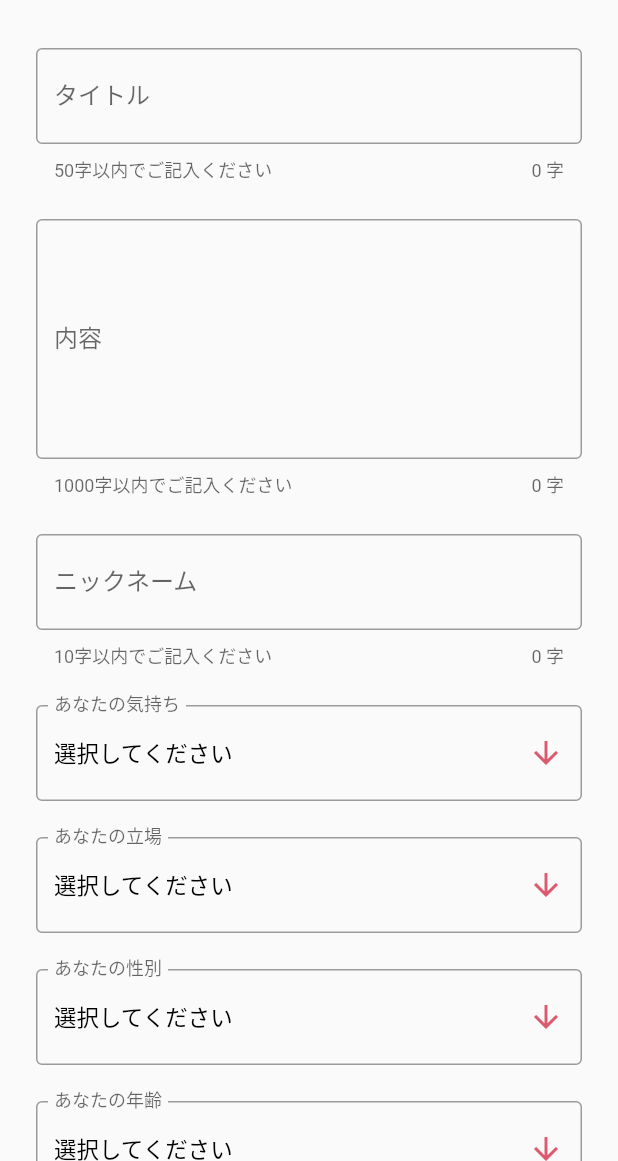
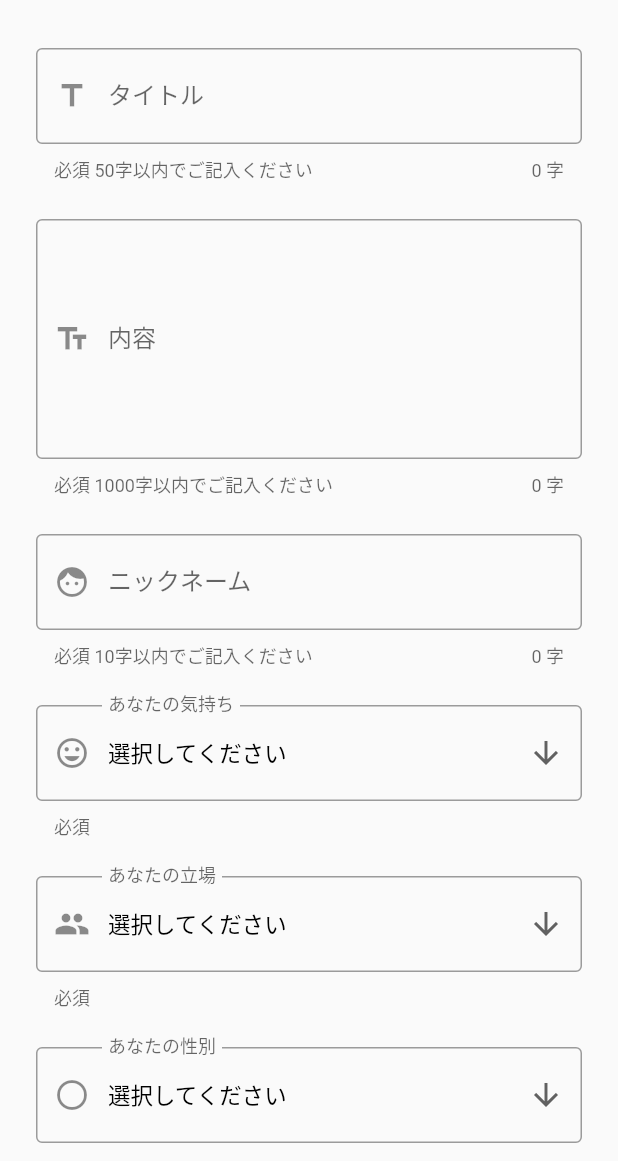
Before and after one commit to KyoheiNakamura/kakikomi_keijiban, a Flutter app: the screen it shows after launch, after a tap on "投稿する", on a phone screen of 412 x 824 dp, the part 75-1236 px from its top. Run offline on Flutter 3.47's test engine with Material 2 defaults, Android fonts, the phone set to English and light mode, and no system bars; our stand-ins replace cloud_firestore, firebase_core; accounts and stored records are empty; Roboto replaces fonts that are missing (GenShinGothic).

Commit message:
updatePostとdeletePostを実装した。

```diff
--- a/lib/add_post/add_post_model.dart
+++ b/lib/add_post/add_post_model.dart
@@ -1,72 +1,50 @@
 import 'package:cloud_firestore/cloud_firestore.dart';
 import 'package:flutter/material.dart';
+import 'package:kakikomi_keijiban/constants.dart';
 import 'package:kakikomi_keijiban/post.dart';
 
 class AddPostModel extends ChangeNotifier {
   final _firestore = FirebaseFirestore.instance;
 
-  String _titleValue = '';
-  String get titleValue => _titleValue;
-
-  String _contentValue = '';
-  String get contentValue => _contentValue;
-
-  String _nicknameValue = '';
-  String get nicknameValue => _nicknameValue;
-
-  String _genderDropdownValue = '選択してください';
-  String get genderDropdownValue => _genderDropdownValue;
-
-  String _emotionDropdownValue = '選択してください';
-  String get emotionDropdownValue => _emotionDropdownValue;
-
-  String _ageDropdownValue = '選択してください';
-  String get ageDropdownValue => _ageDropdownValue;
-
-  String _positionDropdownValue = '選択してください';
-  String get positionDropdownValue => _positionDropdownValue;
-
-  String _areaDropdownValue = '選択してください';
-  String get areaDropdownValue => _areaDropdownValue;
+  String titleValue = '';
+  String contentValue = '';
+  String nicknameValue = '';
+  String genderDropdownValue = pleaseSelect;
+  String emotionDropdownValue = pleaseSelect;
+  String ageDropdownValue = pleaseSelect;
+  String positionDropdownValue = pleaseSelect;
+  String areaDropdownValue = pleaseSelect;
 
   void getTitleValue(String? inputtedValue) {
-    _titleValue = inputtedValue!;
-    notifyListeners();
+    titleValue = inputtedValue!;
   }
 
   void getContentValue(String? inputtedValue) {
-    _contentValue = inputtedValue!;
-    notifyListeners();
+    contentValue = inputtedValue!;
   }
 
   void getNicknameValue(String? inputtedValue) {
-    _nicknameValue = inputtedValue!;
-    notifyListeners();
+    nicknameValue = inputtedValue!;
   }
 
   void selectGenderDropdownValue(String? selectedValue) {
-    _genderDropdownValue = selectedValue!;
-    notifyListeners();
+    genderDropdownValue = selectedValue!;
   }
 
   void selectEmotionDropdownValue(String? selectedValue) {
-    _emotionDropdownValue = selectedValue!;
-    notifyListeners();
+    emotionDropdownValue = selectedValue!;
   }
 
   void selectAgeDropdownValue(String? selectedValue) {
-    _ageDropdownValue = selectedValue!;
-    notifyListeners();
+    ageDropdownValue = selectedValue!;
   }
 
   void selectPositionDropdownValue(String? selectedValue) {
-    _positionDropdownValue = selectedValue!;
-    notifyListeners();
+    positionDropdownValue = selectedValue!;
   }
 
   void selectAreaDropdownValue(String? selectedValue) {
-    _areaDropdownValue = selectedValue!;
-    notifyListeners();
+    areaDropdownValue = selectedValue!;
   }
 
   Future<void> addPost() async {
@@ -75,20 +53,29 @@ class AddPostModel extends ChangeNotifier {
       'title': titleValue,
       'textBody': contentValue,
       'nickname': nicknameValue,
-      'gender': _genderDropdownValue,
-      'emotion': _emotionDropdownValue,
-      'age': _ageDropdownValue,
-      'position': _positionDropdownValue,
-      'area': _areaDropdownValue,
+      'gender': genderDropdownValue,
+      'emotion': emotionDropdownValue,
+      'age': ageDropdownValue,
+      'position': positionDropdownValue,
+      'area': areaDropdownValue,
       'createdAt': Timestamp.now(),
     });
   }
 
-//   Future<void> updatePost(Post post) async {
-//     final collection = _firestore.collection('posts');
-//     await collection.doc(post.id).update({'title': post.title});
-//     notifyListeners();
-//   }
+  Future<void> updatePost(Post post) async {
+    final collection = _firestore.collection('posts');
+    await collection.doc(post.id).update({
+      'title': titleValue,
+      'textBody': contentValue,
+      'nickname': nicknameValue,
+      'gender': genderDropdownValue,
+      'emotion': emotionDropdownValue,
+      'age': ageDropdownValue,
+      'position': positionDropdownValue,
+      'area': areaDropdownValue,
+      'updatedAt': Timestamp.now(),
+    });
+  }
 //
 //   Future<void> deletePost(Post post) async {
 //     final collection = _firestore.collection('posts');
--- a/lib/add_post/add_post_page.dart
+++ b/lib/add_post/add_post_page.dart
@@ -1,10 +1,13 @@
 import 'package:flutter/material.dart';
 import 'package:kakikomi_keijiban/add_post/add_post_model.dart';
 import 'package:kakikomi_keijiban/constants.dart';
-import 'package:kakikomi_keijiban/enum.dart';
+import 'package:kakikomi_keijiban/post.dart';
 import 'package:provider/provider.dart';
 
 class AddPostPage extends StatelessWidget {
+  AddPostPage({this.existingPost});
+
+  final Post? existingPost;
   final _formKey = GlobalKey<FormState>();
 
   final _contentFocusNode = FocusNode();
@@ -18,6 +21,7 @@ class AddPostPage extends StatelessWidget {
 
   @override
   Widget build(BuildContext context) {
+    final bool isPostExisting = existingPost != null;
     return ChangeNotifierProvider<AddPostModel>(
       create: (context) => AddPostModel(),
       child: Scaffold(
@@ -61,7 +65,11 @@ class AddPostPage extends StatelessWidget {
                   child: Column(
                     crossAxisAlignment: CrossAxisAlignment.stretch,
                     children: [
+                      // title
                       TextFormField(
+                        initialValue: isPostExisting
+                            ? model.titleValue = existingPost!.title
+                            : null,
                         validator: (value) {
                           if (value == null || value.isEmpty) {
                             return 'タイトルを入力してください';
@@ -70,6 +78,7 @@ class AddPostPage extends StatelessWidget {
                           }
                           return null;
                         },
+                        // maxLength: 50,
                         maxLines: null,
                         // autofocus: true,
                         onFieldSubmitted: (_) {
@@ -81,16 +90,24 @@ class AddPostPage extends StatelessWidget {
                         },
                         decoration: InputDecoration(
                           border: OutlineInputBorder(),
+                          prefixIcon: Icon(Icons.title),
                           labelText: 'タイトル',
                           hintText: '大人の発達障害とグレーゾーンについて',
-                          helperText: '50字以内でご記入ください',
-                          counterText: '${model.titleValue.length} 字',
+                          helperText: '必須 50字以内でご記入ください',
+                          // helperStyle: TextStyle(color: kDarkPink),
+                          counterText: isPostExisting
+                              ? '${existingPost!.title.length} 字'
+                              : '${model.titleValue.length} 字',
                         ),
                       ),
                       SizedBox(
                         height: 24.0,
                       ),
+                      // content
                       TextFormField(
+                        initialValue: isPostExisting
+                            ? model.contentValue = existingPost!.textBody
+                            : null,
                         validator: (value) {
                           if (value == null || value.isEmpty) {
                             return '内容を入力してください';
@@ -99,8 +116,9 @@ class AddPostPage extends StatelessWidget {
                           }
                           return null;
                         },
+                        // maxLength: 1000,
+                        maxLines: null,
                         keyboardType: TextInputType.multiline,
-                        maxLines: null,
                         focusNode: _contentFocusNode,
                         onFieldSubmitted: (_) {
                           FocusScope.of(context)
@@ -111,17 +129,25 @@ class AddPostPage extends StatelessWidget {
                         },
                         decoration: InputDecoration(
                           border: OutlineInputBorder(),
+                          prefixIcon: Icon(Icons.text_fields),
                           labelText: '内容',
                           hintText:
                               '自分が大人の発達障害ではないかと疑っているのですが、特徴の濃淡がはっきりせずグレーゾーンに思われるため、確信が持てないのと、親へどう話せばいいかわからず、診断に踏み切れていません。',
-                          helperText: '1000字以内でご記入ください',
-                          counterText: '${model.contentValue.length} 字',
+                          helperText: '必須 1000字以内でご記入ください',
+                          // helperStyle: TextStyle(color: kDarkPink),
+                          counterText: isPostExisting
+                              ? '${existingPost!.textBody.length} 字'
+                              : '${model.contentValue.length} 字',
                         ),
                       ),
                       SizedBox(
                         height: 24.0,
                       ),
+                      // nickname
                       TextFormField(
+                        initialValue: isPostExisting
+                            ? model.nicknameValue = existingPost!.nickname
+                            : null,
                         validator: (value) {
                           if (value == null || value.isEmpty) {
                             return 'ニックネームを入力してください';
@@ -140,47 +166,52 @@ class AddPostPage extends StatelessWidget {
                         },
                         decoration: InputDecoration(
                           border: OutlineInputBorder(),
+                          prefixIcon: Icon(Icons.face),
                           labelText: 'ニックネーム',
-                          hintText: 'センシティ部',
-                          helperText: '10字以内でご記入ください',
-                          counterText: '${model.nicknameValue.length} 字',
+                          hintText: 'ムセンシティ部',
+                          helperText: '必須 10字以内でご記入ください',
+                          // helperStyle: TextStyle(color: kDarkPink),
+                          counterText: isPostExisting
+                              ? '${existingPost!.nickname.length} 字'
+                              : '${model.nicknameValue.length} 字',
                         ),
                       ),
                       SizedBox(
                         height: 24.0,
                       ),
+                      // emotion
                       DropdownButtonFormField(
+                        validator: (value) {
+                          if (value == pleaseSelect) {
+                            return 'あなたの気持ちを選択してください';
+                          }
+                          return null;
+                        },
                         focusNode: _emotionFocusNode,
                         focusColor: Colors.pink[50],
-                        value: model.emotionDropdownValue,
+                        value: isPostExisting
+                            ? model.emotionDropdownValue = existingPost!.emotion
+                            : model.emotionDropdownValue,
                         icon: Icon(
                           Icons.arrow_downward,
-                          color: kDarkPink,
+                          // color: kDarkPink,
                         ),
                         iconSize: 24,
                         elevation: 1,
                         style: TextStyle(color: Colors.black, fontSize: 15.0),
                         decoration: InputDecoration(
+                          border: OutlineInputBorder(),
+                          prefixIcon: Icon(Icons.mood),
                           labelText: 'あなたの気持ち',
-                          border: OutlineInputBorder(),
+                          helperText: '必須',
+                          // helperStyle: TextStyle(color: kDarkPink),
                         ),
                         onChanged: (String? selectedValue) {
                           model.selectEmotionDropdownValue(selectedValue);
                           FocusScope.of(context)
                               .requestFocus(_positionFocusNode);
                         },
-                        items: <String>[
-                          '選択してください',
-                          '相談',
-                          '疑問',
-                          '提案',
-                          '悩み',
-                          'エール',
-                          'うれしい',
-                          'かなしい',
-                          'つらい',
-                          '呼びかけ'
-                        ].map<DropdownMenuItem<String>>((String value) {
+                        items: emotionList.map((String value) {
                           return DropdownMenuItem<String>(
                             value: value,
                             child: Text(value),
@@ -190,35 +221,38 @@ class AddPostPage extends StatelessWidget {
                       SizedBox(
                         height: 24.0,
                       ),
+                      // position
                       DropdownButtonFormField(
+                        validator: (value) {
+                          if (value == pleaseSelect) {
+                            return 'あなたの立場を選択してください';
+                          }
+                          return null;
+                        },
                         focusNode: _positionFocusNode,
                         focusColor: Colors.pink[50],
-                        value: model.positionDropdownValue,
+                        value: isPostExisting
+                            ? model.positionDropdownValue =
+                                existingPost!.position
+                            : model.positionDropdownValue,
                         icon: Icon(
                           Icons.arrow_downward,
-                          color: kDarkPink,
+                          // color: kDarkPink,
                         ),
                         iconSize: 24,
                         elevation: 1,
                         style: TextStyle(color: Colors.black, fontSize: 15.0),
                         decoration: InputDecoration(
+                          border: OutlineInputBorder(),
                           labelText: 'あなたの立場',
-                          border: OutlineInputBorder(),
+                          helperText: '必須',
+                          prefixIcon: Icon(Icons.group),
                         ),
                         onChanged: (String? selectedValue) {
                           model.selectPositionDropdownValue(selectedValue);
                           FocusScope.of(context).requestFocus(_genderFocusNode);
                         },
-                        items: <String>[
-                          '選択してください',
-                          '当事者',
-                          '配偶者',
-                          '親',
-                          '子ども',
-                          '親戚',
-                          '友達',
-                          '同僚'
-                        ].map<DropdownMenuItem<String>>((String value) {
+                        items: positionList.map((String value) {
                           return DropdownMenuItem<String>(
                             value: value,
                             child: Text(value),
@@ -228,26 +262,30 @@ class AddPostPage extends StatelessWidget {
                       SizedBox(
                         height: 24.0,
                       ),
+                      // gender
                       DropdownButtonFormField(
                         focusNode: _genderFocusNode,
                         focusColor: Colors.pink[50],
-                        value: model.genderDropdownValue,
+                        value: isPostExisting && existingPost!.gender.isNotEmpty
+                            ? model.genderDropdownValue = existingPost!.gender
+                            : model.genderDropdownValue,
                         icon: Icon(
                           Icons.arrow_downward,
-                          color: kDarkPink,
+                          // color: kDarkPink,
                         ),
                         iconSize: 24,
                         elevation: 1,
                         style: TextStyle(color: Colors.black, fontSize: 15.0),
                         decoration: InputDecoration(
+                          border: OutlineInputBorder(),
                           labelText: 'あなたの性別',
-                          border: OutlineInputBorder(),
+                          prefixIcon: Icon(Icons.lens_outlined),
                         ),
                         onChanged: (String? selectedValue) {
                           model.selectGenderDropdownValue(selectedValue);
                           FocusScope.of(context).requestFocus(_ageFocusNode);
                         },
-                        items: <String>['選択してください', '男性', '女性', '選択しない']
+                        items: <String>[pleaseSelect, '男性', '女性', doNotSelect]
                             .map<DropdownMenuItem<String>>((String value) {
                           return DropdownMenuItem<String>(
                             value: value,
@@ -258,36 +296,30 @@ class AddPostPage extends StatelessWidget {
                       SizedBox(
                         height: 24.0,
                       ),
+                      // age
                       DropdownButtonFormField(
                         focusNode: _ageFocusNode,
                         focusColor: Colors.pink[50],
-                        value: model.ageDropdownValue,
+                        value: isPostExisting && existingPost!.age.isNotEmpty
+                            ? model.ageDropdownValue = existingPost!.age
+                            : model.ageDropdownValue,
                         icon: Icon(
                           Icons.arrow_downward,
-                          color: kDarkPink,
+                          // color: kDarkPink,
                         ),
                         iconSize: 24,
                         elevation: 1,
                         style: TextStyle(color: Colors.black, fontSize: 15.0),
                         decoration: InputDecoration(
+                          border: OutlineInputBorder(),
                           labelText: 'あなたの年齢',
-                          border: OutlineInputBorder(),
+                          prefixIcon: Icon(Icons.date_range),
                         ),
                         onChanged: (String? selectedValue) {
                           model.selectAgeDropdownValue(selectedValue);
                           FocusScope.of(context).requestFocus(_areaFocusNode);
                         },
-                        items: <String>[
-                          '選択してください',
-                          '19歳以下',
-                          '20代',
-                          '30代',
-                          '40代',
-                          '50代',
-                          '60代',
-                          '70代以上',
-                          '選択しない'
-                        ].map<DropdownMenuItem<String>>((String value) {
+                        items: ageList.map((String value) {
                           return DropdownMenuItem<String>(
                             value: value,
                             child: Text(value),
@@ -297,34 +329,31 @@ class AddPostPage extends StatelessWidget {
                       SizedBox(
                         height: 24.0,
                       ),
+                      // area
                       DropdownButtonFormField(
                         focusNode: _areaFocusNode,
                         focusColor: Colors.pink[50],
-                        value: model.areaDropdownValue,
+                        value: isPostExisting && existingPost!.area.isNotEmpty
+                            ? model.areaDropdownValue = existingPost!.area
+                            : model.areaDropdownValue,
                         icon: Icon(
                           Icons.arrow_downward,
-                          color: kDarkPink,
+                          // color: kDarkPink,
                         ),
                         iconSize: 24,
                         elevation: 1,
                         style: TextStyle(color: Colors.black, fontSize: 15.0),
                         decoration: InputDecoration(
+                          border: OutlineInputBorder(),
                           labelText: 'お住まいの地域',
-                          border: OutlineInputBorder(),
+                          prefixIcon: Icon(Icons.place_outlined),
                         ),
                         onChanged: (String? selectedValue) {
                           model.selectAreaDropdownValue(selectedValue);
                           FocusScope.of(context)
                               .requestFocus(_postButtonFocusNode);
                         },
-                        items: <String>[
-                          '選択してください',
-                          '北海道',
-                          '東京',
-                          '広島',
-                          '沖縄',
-                          '選択しない'
-                        ].map<DropdownMenuItem<String>>((String value) {
+                        items: areaList.map((String value) {
                           return DropdownMenuItem<String>(
                             value: value,
                             child: Text(value),
@@ -334,16 +363,19 @@ class AddPostPage extends StatelessWidget {
                       SizedBox(
                         height: 32.0,
                       ),
+                      // 投稿送信ボタン
                       OutlinedButton(
                         focusNode: _postButtonFocusNode,
-                        onPressed: () {
+                        onPressed: () async {
                           if (_formKey.currentState!.validate()) {
-                            model.addPost();
+                            isPostExisting
+                                ? await model.updatePost(existingPost!)
+                                : await model.addPost();
                             Navigator.pop(context);
                           }
                         },
                         child: Text(
-                          '投稿する',
+                          isPostExisting ? '更新する' : '投稿する',
                           style: TextStyle(
                             color: kDarkPink,
                             fontSize: 16,
--- a/lib/constants.dart
+++ b/lib/constants.dart
@@ -1,5 +1,98 @@
 import 'package:flutter/material.dart';
 
 const Color kDarkPink = Color(0xFFDC5A6E);
-const Color kLightPink = Color(0xFFE496A2);
+const Color kPink = Color(0xFFE496A2);
+const Color kLightPink = Color(0xFFFFF7FA);
 const Color kLightGrey = Colors.black54;
+
+const String pleaseSelect = '選択してください';
+const String doNotSelect = '選択しない';
+
+const List<String> emotionList = [
+  pleaseSelect,
+  '相談',
+  '疑問',
+  '提案',
+  '悩み',
+  'エール',
+  'うれしい',
+  'かなしい',
+  'つらい',
+  '呼びかけ'
+];
+
+const List<String> positionList = [
+  pleaseSelect,
+  '当事者',
+  '配偶者',
+  '親',
+  '子ども',
+  '親戚',
+  '友達',
+  '同僚',
+  'その他'
+];
+
+const List<String> ageList = [
+  pleaseSelect,
+  '19歳以下',
+  '20代',
+  '30代',
+  '40代',
+  '50代',
+  '60代',
+  '70代以上',
+  doNotSelect
+];
+
+const List<String> areaList = [
+  pleaseSelect,
+  '北海道',
+  '青森県',
+  '岩手県',
+  '宮城県',
+  '秋田県',
+  '山形県',
+  '福島県',
+  '茨城県',
+  '栃木県',
+  '群馬県',
+  '埼玉県',
+  '千葉県',
+  '東京都',
+  '神奈川県',
+  '新潟県',
+  '富山県',
+  '石川県',
+  '福井県',
+  '山梨県',
+  '長野県',
+  '岐阜県',
+  '静岡県',
+  '愛知県',
+  '三重県',
+  '滋賀県',
+  '京都府',
+  '大阪府',
+  '兵庫県',
+  '奈良県',
+  '和歌山県',
+  '鳥取県',
+  '島根県',
+  '岡山県',
+  '広島県',
+  '山口県',
+  '徳島県',
+  '香川県',
+  '愛媛県',
+  '高知県',
+  '福岡県',
+  '佐賀県',
+  '長崎県',
+  '熊本県',
+  '大分県',
+  '宮崎県',
+  '鹿児島県',
+  '沖縄県',
+  doNotSelect
+];
--- a/lib/main.dart
+++ b/lib/main.dart
@@ -16,7 +16,7 @@ class MyApp extends StatelessWidget {
       title: '発達障害困りごと掲示板',
       theme: ThemeData(
         primaryColor: kDarkPink,
-        accentColor: kLightPink,
+        accentColor: kPink,
         brightness: Brightness.light,
         fontFamily: 'GenShinGothic',
         // appBarTheme: AppBarTheme(
--- a/lib/post.dart
+++ b/lib/post.dart
@@ -1,5 +1,6 @@
 import 'package:cloud_firestore/cloud_firestore.dart';
 import 'package:intl/intl.dart';
+import 'package:kakikomi_keijiban/constants.dart';
 
 class Post {
   Post(DocumentSnapshot doc) {
@@ -7,30 +8,40 @@ class Post {
     this.title = doc['title'];
     this.textBody = doc['textBody'];
     this.nickname = doc['nickname'];
-    this.gender = doc['gender'];
     this.emotion = doc['emotion'];
-    this.age = doc['age'];
     this.position = doc['position'];
-    this.area = doc['area'];
-    final date = doc['createdAt'].toDate();
-    this._createdAt = date;
+    this.gender = doc['gender'] != pleaseSelect && doc['gender'] != doNotSelect
+        ? doc['gender']
+        : '';
+    this.age = doc['age'] != pleaseSelect && doc['age'] != doNotSelect
+        ? doc['age']
+        : '';
+    this.area = doc['area'] != pleaseSelect && doc['area'] != doNotSelect
+        ? doc['area']
+        : '';
+    final createdDate = doc['createdAt'].toDate();
+    this._createdAt = createdDate;
+    final updatedDate = doc['updatedAt']?.toDate();
+    this._updatedAt = updatedDate;
   }
 
   String id = '';
   String title = '';
   String textBody = '';
   String nickname = '';
+  String emotion = '';
+  String position = '';
   String gender = '';
-  String emotion = '';
   String age = '';
-  String position = '';
   String area = '';
-  DateTime _createdAt = DateTime.now();
+  DateTime? _createdAt;
+  DateTime? _updatedAt;
 
-  String get createdAt => _formatDate();
+  String get createdAt => _formatDate(_createdAt);
+  String? get updatedAt => _formatDate(_updatedAt);
 
-  String _formatDate() {
+  String _formatDate(date) {
     final formatter = DateFormat('yyyy年MM月dd日 HH時mm分');
-    return formatter.format(_createdAt);
+    return formatter.format(date);
   }
 }
```
Also changed, not shown: lib/components/popup_menu_on_post_card.dart (added, +115 -0 lines), lib/components/post_card.dart (+13 -59 lines), lib/home/home_model.dart (+10 -10 lines), lib/home/home_page.dart (+2 -5 lines).
